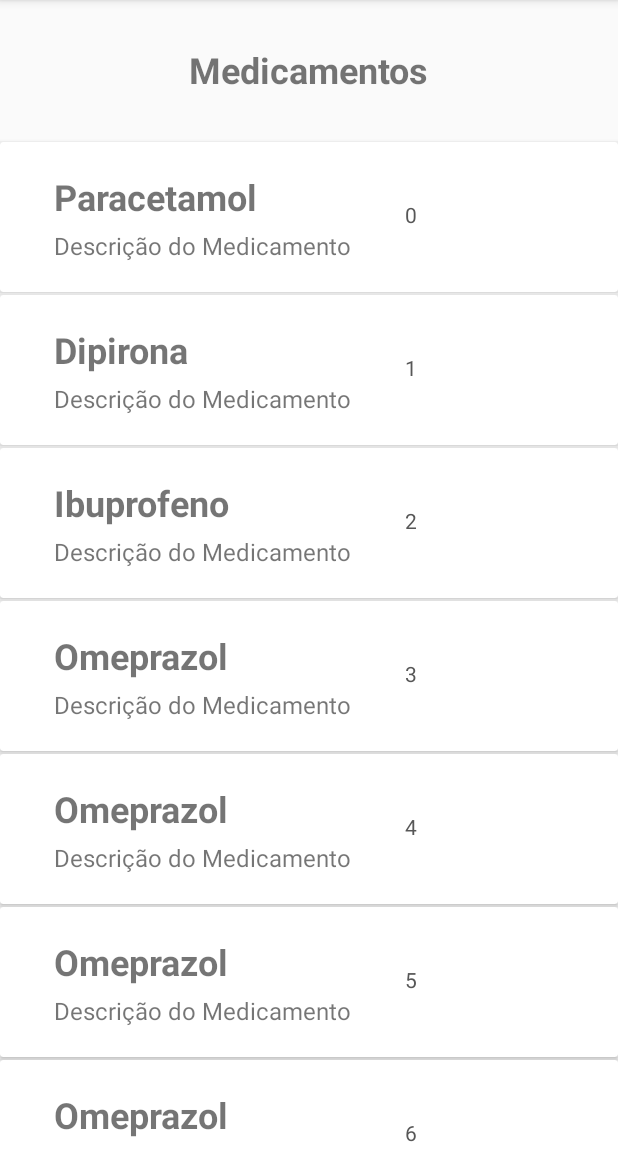
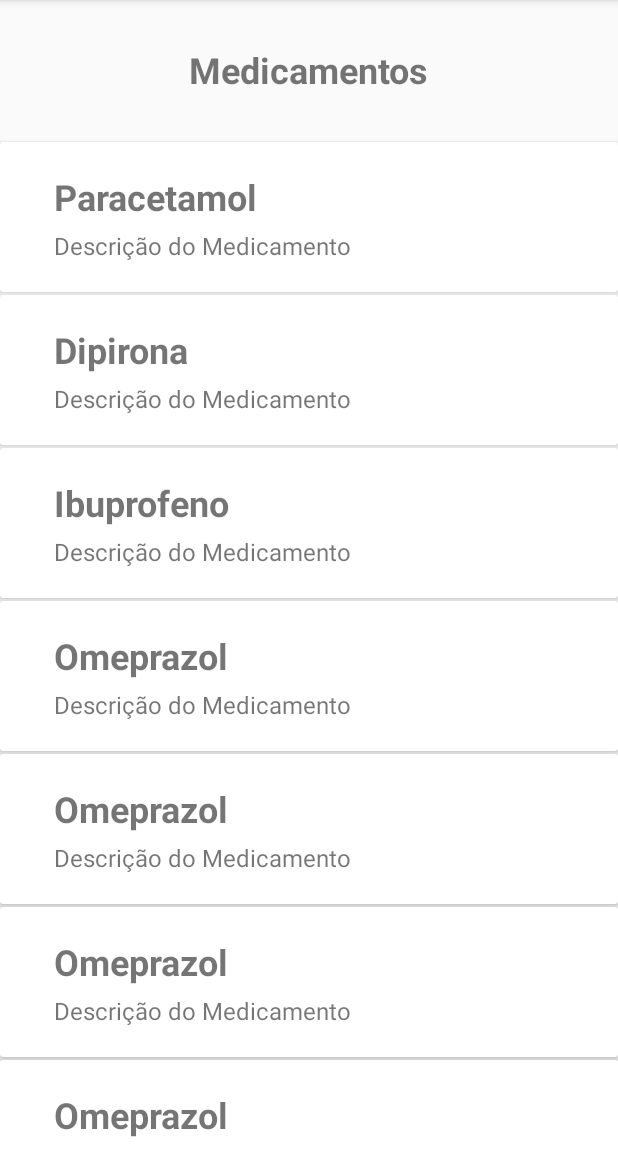
Before and after one commit to pauloferrarez/projeto-java-mobile, an Android app: the MainActivity screen opened directly, with no data from a screen before it, on a phone screen of 412 x 824 dp, the part 84-1236 px from its top. Run offline under Robolectric (Android 15) with nearby library versions, the light colour scheme and no system bars.

Commit message:
arrumadinha no layout

```diff
--- a/InfoFarma/app/src/main/AndroidManifest.xml
+++ b/InfoFarma/app/src/main/AndroidManifest.xml
@@ -22,7 +22,8 @@
         <activity
             android:name=".InfoMedicamentoActivity"
             android:parentActivityName=".MainActivity"
-            android:exported="true">
+            android:exported="true"
+            android:label="Descrição Completa">
             <intent-filter>
                 <action android:name="android.intent.action.MAIN" />
 
--- a/InfoFarma/app/src/main/java/br/com/unisagrado/infofarma/InfoMedicamentoActivity.java
+++ b/InfoFarma/app/src/main/java/br/com/unisagrado/infofarma/InfoMedicamentoActivity.java
@@ -9,7 +9,6 @@ import androidx.appcompat.app.AppCompatActivity;
 public class InfoMedicamentoActivity extends AppCompatActivity {
 
     private TextView txtNomeMedicamento, txtDescricaoCompleta;
-    private String nomeMed, descricaoMed;
 
     @Override
     protected void onCreate(Bundle savedInstanceState) {
--- a/InfoFarma/app/src/main/res/layout/my_row.xml
+++ b/InfoFarma/app/src/main/res/layout/my_row.xml
@@ -53,7 +53,7 @@
                 android:layout_marginStart="36dp"
                 android:text="posição"
                 android:textAppearance="@style/TextAppearance.AppCompat.Body1"
-                android:textColor="#575757"
+                android:textColor="#00575757"
                 app:layout_constraintBottom_toTopOf="@+id/txtDescricao"
                 app:layout_constraintStart_toEndOf="@+id/txtDescricao" />
         </androidx.constraintlayout.widget.ConstraintLayout>
--- a/InfoFarma/app/src/main/res/values/strings.xml
+++ b/InfoFarma/app/src/main/res/values/strings.xml
@@ -9,15 +9,9 @@
         <item>Omeprazol</item>
         <item>Omeprazol</item>
         <item>Omeprazol</item>
-        <item>Omeprazol</item>
-        <item>Omeprazol</item>
-        <item>Omeprazol</item>
     </string-array>
 
     <string-array name="descricao">
-        <item>Descrição do Medicamento</item>
-        <item>Descrição do Medicamento</item>
-        <item>Descrição do Medicamento</item>
         <item>Descrição do Medicamento</item>
         <item>Descrição do Medicamento</item>
         <item>Descrição do Medicamento</item>
@@ -49,15 +43,6 @@
         <item>
             Quisque aliquam urna dolor, eu congue eros fringilla vitae. Vestibulum maximus justo id porttitor rutrum. Maecenas quis purus mi. Morbi vitae felis elit.
         </item>
-        <item>
-            Quisque aliquam urna dolor, eu congue eros fringilla vitae. Vestibulum maximus justo id porttitor rutrum. Maecenas quis purus mi. Morbi vitae felis elit.
-        </item>
-        <item>
-            Quisque aliquam urna dolor, eu congue eros fringilla vitae. Vestibulum maximus justo id porttitor rutrum. Maecenas quis purus mi. Morbi vitae felis elit.
-        </item>
-        <item>
-            Quisque aliquam urna dolor, eu congue eros fringilla vitae. Vestibulum maximus justo id porttitor rutrum. Maecenas quis purus mi. Morbi vitae felis elit.
-        </item>
 
     </string-array>
 </resources>
```
